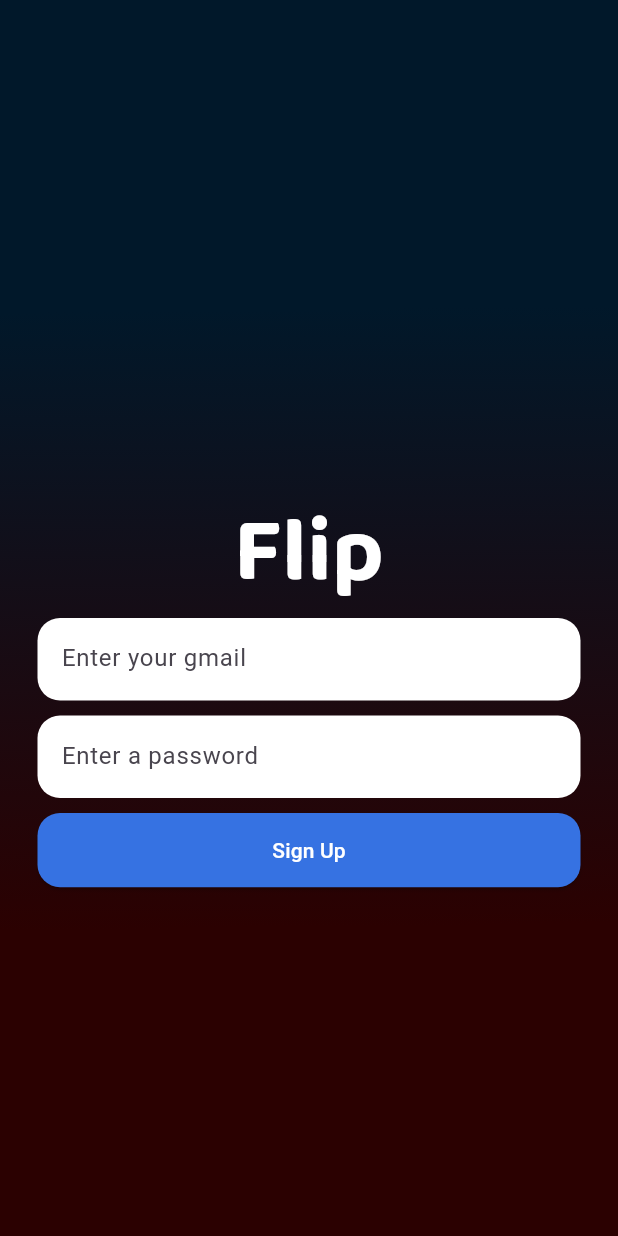
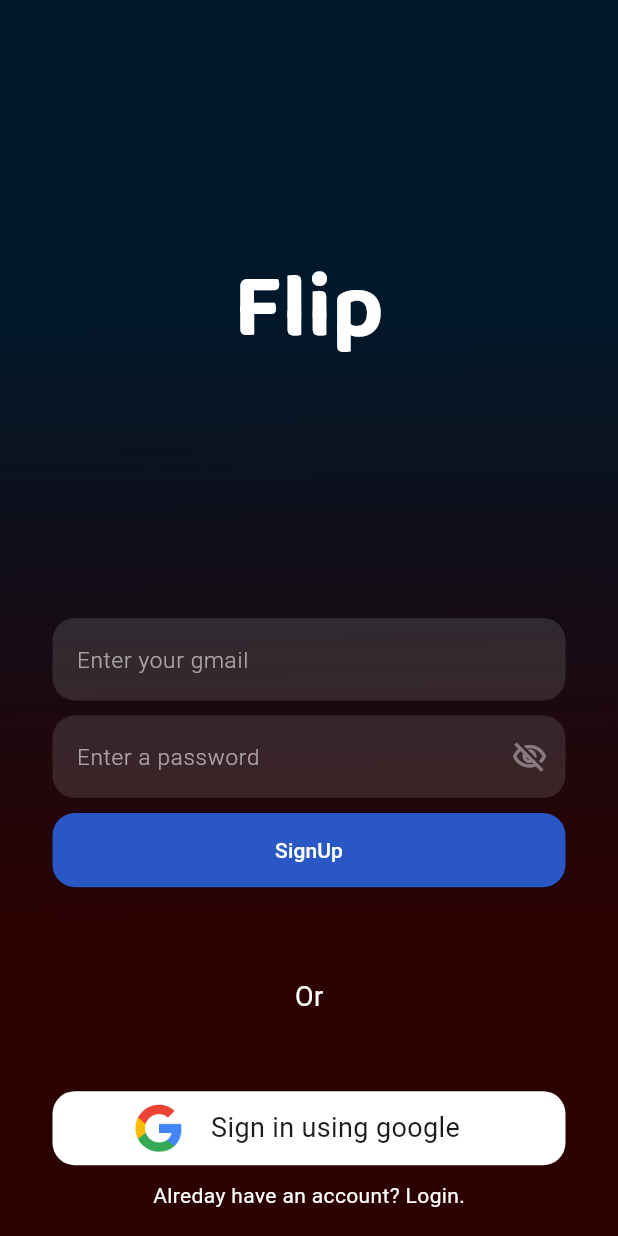
Before and after one commit to syamsundar662/Flip, a Flutter app: the SignUpScreen screen opened directly, on a phone screen of 412 x 824 dp. Run offline on Flutter 3.47's test engine with Material 3 defaults, Android fonts, the light colour scheme and no system bars; our stand-ins replace google_fonts.

Commit message:
Login UI almost done

```diff
--- a/lib/application/presentation/screens/signup_screen/signup_screen.dart
+++ b/lib/application/presentation/screens/signup_screen/signup_screen.dart
@@ -1,8 +1,11 @@
+import 'package:flip/application/presentation/screens/home_screen/home.dart';
+import 'package:flip/application/presentation/screens/login_screen/login_screen.dart';
 import 'package:flip/application/presentation/screens/signup_screen/widgets/animations.dart';
 import 'package:flip/application/presentation/utils/constants.dart';
 import 'package:flip/application/presentation/widgets/elavated_button_widgets.dart';
 import 'package:flip/application/presentation/widgets/textformfield_widget.dart';
 import 'package:flutter/material.dart';
+import 'package:google_fonts/google_fonts.dart';
 
 class SignUpScreen extends StatelessWidget {
   const SignUpScreen({super.key});
@@ -10,28 +13,104 @@ class SignUpScreen extends StatelessWidget {
   @override
   Widget build(BuildContext context) {
     return Scaffold(
-      body: Container(
+      body: SingleChildScrollView(
+        child: Container(
           height: screenFullHeight,
           width: screenFullWidth,
-        decoration: const BoxDecoration(
-          gradient: mainGradient
-
-        ),
+          decoration: const BoxDecoration(gradient: mainGradient),
           child: Column(
             children: [
               SizedBox(
-          height: screenFullHeight/2,
-          width: screenFullWidth ,
-          child: const FlipAlignAnimation()),
-          const TextFormFields(hintText: 'Enter your gmail',),
+                height: screenFullHeight / 2,
+                width: screenFullWidth,
+                // child: FlipAlignAnimation(
+                //   animationWidget: Text(
+                //     'Flip',
+                //     style: GoogleFonts.baloo2(
+                //         fontSize: 60,
+                //         fontWeight: FontWeight.bold,
+                //         color: Colors.white),
+                //   ),
+                // )
+                child: Align(
+                  child: Text(
+                    'Flip',
+                    style: GoogleFonts.baloo2(
+                        fontSize: 60,
+                        fontWeight: FontWeight.bold,
+                        color: Colors.white),
+                  ),
+                ),
+              ),
+              const TextFormFields(
+                filledColor: Color.fromARGB(50, 158, 158, 158),
+                hintText: 'Enter your gmail',
+              ),
               kHeight10,
-          const TextFormFields(hintText: 'Enter a password',),
+              const TextFormFields(
+                filledColor: Color.fromARGB(50, 158, 158, 158),
+                hintText: 'Enter a password',
+                suffixIconWodget: Icon(
+                  Icons.visibility_off_outlined,
+                  color: Color.fromARGB(102, 255, 255, 255),
+                ),
+              ),
               kHeight10,
-          const Padding(
+              Padding(
                 padding: kPaddingForTextfield,
-            child: ElevatedButtonWidget(),
-          )
+                child: ElevatedButtonWidget(
+                  onEvent: () => Navigator.push(context,
+                      (MaterialPageRoute(builder: (context) => const LoginScreen()))),
+                  buttonTitle: 'SignUp',
+                  style: const TextStyle(color: Colors.white),
+                  buttonStyles: ButtonStyle(
+                      backgroundColor: const MaterialStatePropertyAll(
+                          Color.fromARGB(255, 41, 87, 195)),
+                      shape: MaterialStatePropertyAll(RoundedRectangleBorder(
+                          borderRadius: BorderRadius.circular(15)))),
+                ),
+              ),
+              kHeight40,
+              kHeight20,
+              const Text(
+                'Or',
+                style: TextStyle(
+                    fontSize: 18,
+                    fontWeight: FontWeight.w400,
+                    color: Colors.white),
+              ),
+              kHeight40,
+              kHeight10,
+              Padding(
+                padding: kPaddingForTextfield,
+                child: Container(
+                  height: screenFullHeight * .06,
+                  width: screenFullWidth,
+                  decoration: BoxDecoration(
+                      color: Colors.white,
+                      borderRadius: BorderRadius.circular(15),
+                      image: const DecorationImage(
+                          alignment: Alignment(-0.65, 0.0),
+                          image: AssetImage(
+                            'assets/Google__G__Logo 1 (1).png',
+                          ),
+                          scale: 15)),
+                  child: const Align(
+                      alignment: Alignment(0.2, 0.0),
+                      child: Text(
+                        'Sign in using google',
+                        style:
+                            TextStyle(fontSize: 18, fontWeight: FontWeight.w400),
+                      )),
+                ),
+              ),
+              kHeight10,
+              const Text(
+                'Alreday have an account? Login.',
+                style: TextStyle(fontSize: 14, color: Colors.white),
+              ),
             ],
+          ),
         ),
       ),
     );
--- a/lib/application/presentation/screens/signup_screen/widgets/animations.dart
+++ b/lib/application/presentation/screens/signup_screen/widgets/animations.dart
@@ -1,9 +1,8 @@
 import 'package:flutter/material.dart';
-import 'package:google_fonts/google_fonts.dart';
+class FlipAlignAnimation extends StatefulWidget {
+  const FlipAlignAnimation({super.key, required this.animationWidget});
 
-class FlipAlignAnimation extends StatefulWidget {
-  const FlipAlignAnimation({super.key});
-
+final Widget animationWidget;
   @override
   State<FlipAlignAnimation> createState() => _FlipAlignAnimationState();
 }
@@ -19,12 +18,8 @@ class _FlipAlignAnimationState extends State<FlipAlignAnimation> {
       child: AnimatedAlign(
         alignment: selected ? Alignment.topCenter : Alignment.bottomCenter,
         duration: const Duration(milliseconds: 3000),
-        curve: Curves.fastLinearToSlowEaseIn,
-        child: Text(
-          'Flip',
-          style: GoogleFonts.baloo2(
-              fontSize: 60, fontWeight: FontWeight.bold, color: Colors.white),
-        ),
+        curve: Curves.fastOutSlowIn,
+        child: widget.animationWidget
       ),
     );
   }
--- a/lib/application/presentation/screens/splash_screen/splash_screen.dart
+++ b/lib/application/presentation/screens/splash_screen/splash_screen.dart
@@ -1,4 +1,8 @@
+import 'package:flip/application/presentation/screens/get_started_screen/get_started.dart';
+import 'package:flip/application/presentation/screens/home_screen/home.dart';
+import 'package:flip/application/presentation/screens/login_screen/login_screen.dart';
 import 'package:flip/application/presentation/screens/signup_screen/signup_screen.dart';
+import 'package:flip/application/presentation/screens/try/try.dart';
 import 'package:flip/application/presentation/utils/constants.dart';
 import 'package:flutter/cupertino.dart';
 import 'package:flutter/material.dart';
@@ -20,7 +24,7 @@ class SplashScreen extends StatelessWidget {
         ),
         child: Align(
           child: InkWell(
-            onTap: () => Navigator.push(context, CupertinoPageRoute(builder: (context)=>SignUpScreen())),
+            onTap: () => Navigator.push(context, CupertinoPageRoute(builder: (context)=>GetStartedScreen())),
             child: Text(
             'Flip',
             style: GoogleFonts.baloo2(
--- a/lib/application/presentation/utils/constants.dart
+++ b/lib/application/presentation/utils/constants.dart
@@ -21,4 +21,4 @@ const Gradient mainGradient =  LinearGradient(
  const kWIdth30 = SizedBox(width: 30,);
  const kWIdth40 = SizedBox(width: 40,);
 
- const kPaddingForTextfield = EdgeInsets.only(left: 25,right: 25);
+ const kPaddingForTextfield = EdgeInsets.only(left: 35,right: 35);
--- a/lib/application/presentation/widgets/elavated_button_widgets.dart
+++ b/lib/application/presentation/widgets/elavated_button_widgets.dart
@@ -1,23 +1,21 @@
-
 import 'package:flip/application/presentation/utils/constants.dart';
-import 'package:flutter/cupertino.dart';
 import 'package:flutter/material.dart';
 
 class ElevatedButtonWidget extends StatelessWidget {
   const ElevatedButtonWidget({
-    super.key,
+    super.key, required this.buttonTitle, required this.style, required this.buttonStyles, this.onEvent,
   });
-
+  final String buttonTitle;
+  final TextStyle style;
+  final ButtonStyle buttonStyles;
+  final Function() ? onEvent;
   @override
   Widget build(BuildContext context) {
     return SizedBox(
       height: screenFullHeight*.06,
       width: screenFullWidth,
-      child: ElevatedButton(onPressed: (){}, child: Text('Sign Up',style: TextStyle(color: Colors.white),),
-      style: ButtonStyle(
-        backgroundColor: MaterialStatePropertyAll(Color.fromARGB(255, 54, 114, 226)),
-        shape: MaterialStatePropertyAll(RoundedRectangleBorder(borderRadius: BorderRadius.circular(15)))
-      ),),
+      child: ElevatedButton(onPressed: onEvent,
+      style: buttonStyles, child: Text(buttonTitle,style: style,)),
     );
   }
 }
--- a/lib/application/presentation/widgets/textformfield_widget.dart
+++ b/lib/application/presentation/widgets/textformfield_widget.dart
@@ -3,9 +3,11 @@ import 'package:flutter/material.dart';
 
 class TextFormFields extends StatelessWidget {
   const TextFormFields({
-    super.key, required this.hintText,
+    super.key, required this.hintText, required this.filledColor, this.suffixIconWodget,
   });
   final String hintText;
+  final Color filledColor;
+  final Widget? suffixIconWodget;
 
   @override
   Widget build(BuildContext context) {
@@ -16,10 +18,13 @@ class TextFormFields extends StatelessWidget {
         child: TextFormField(
 
           decoration: InputDecoration(
-            fillColor: Color.fromARGB(255, 255, 255, 255) ,
+            fillColor: filledColor ,
             filled: true,
+            hintStyle: TextStyle(color: Color.fromARGB(147, 255, 255, 255,),fontWeight: FontWeight.w300,fontSize: 15 ),
             hintText: hintText,
+            suffixIcon:suffixIconWodget ,
             border: OutlineInputBorder(
+
               borderSide: BorderSide.none ,
 
               borderRadius:BorderRadius.circular(15)
--- a/pubspec.yaml
+++ b/pubspec.yaml
@@ -61,8 +61,8 @@ flutter:
   uses-material-design: true
 
   # To add assets to your application, add an assets section, like this:
-  # assets:
-  #   - images/a_dot_burr.jpeg
+  assets:
+    - assets/
   #   - images/a_dot_ham.jpeg
 
   # An image asset can refer to one or more resolution-specific "variants", see
```
Also changed, not shown: lib/application/presentation/screens/get_started_screen/get_started.dart (added, +50 -0 lines), lib/application/presentation/screens/home_screen/home.dart (+7 -1 lines), lib/application/presentation/screens/login_screen/login_screen.dart (+77 -0 lines), lib/application/presentation/screens/try/try.dart (added, +89 -0 lines), assets/Google__G__Logo 1 (1).png (added), pubspec.lock, 6 other files. Lines whose indentation alone changed are shown as unchanged.
